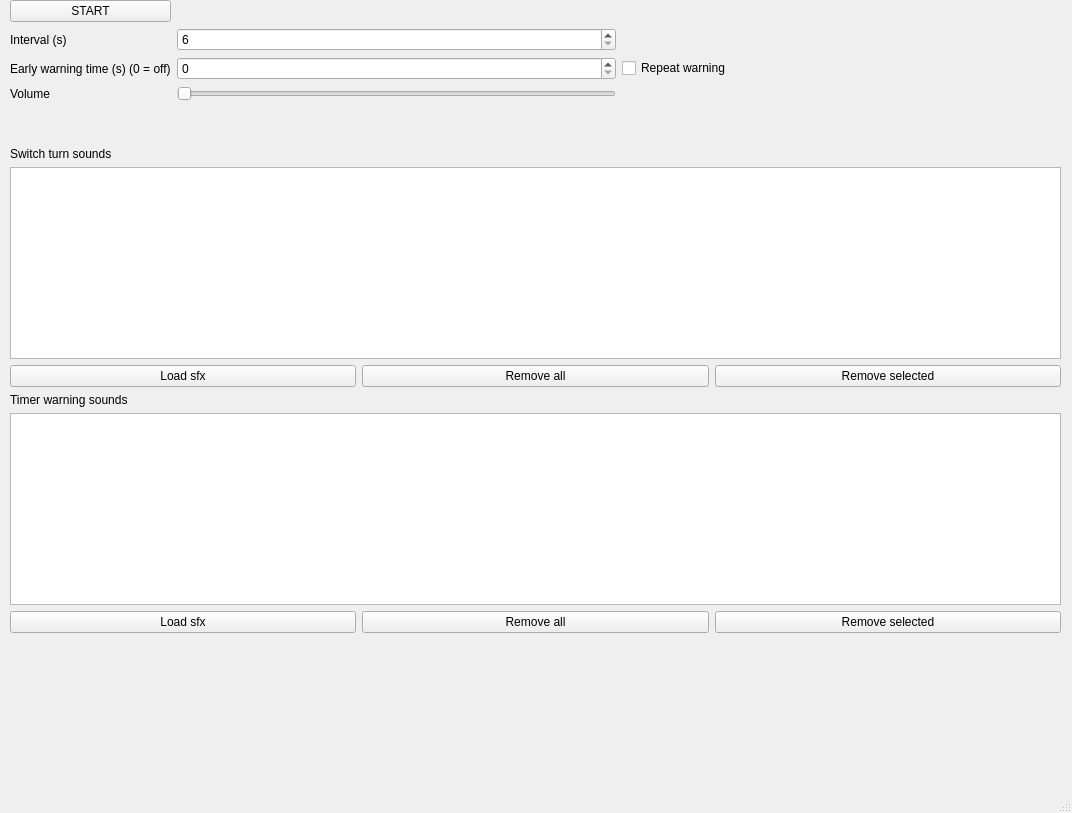
Before: the Qt Designer form mainwindow.ui in SirDifferential/baskdrinker, drawn with Qt 5.
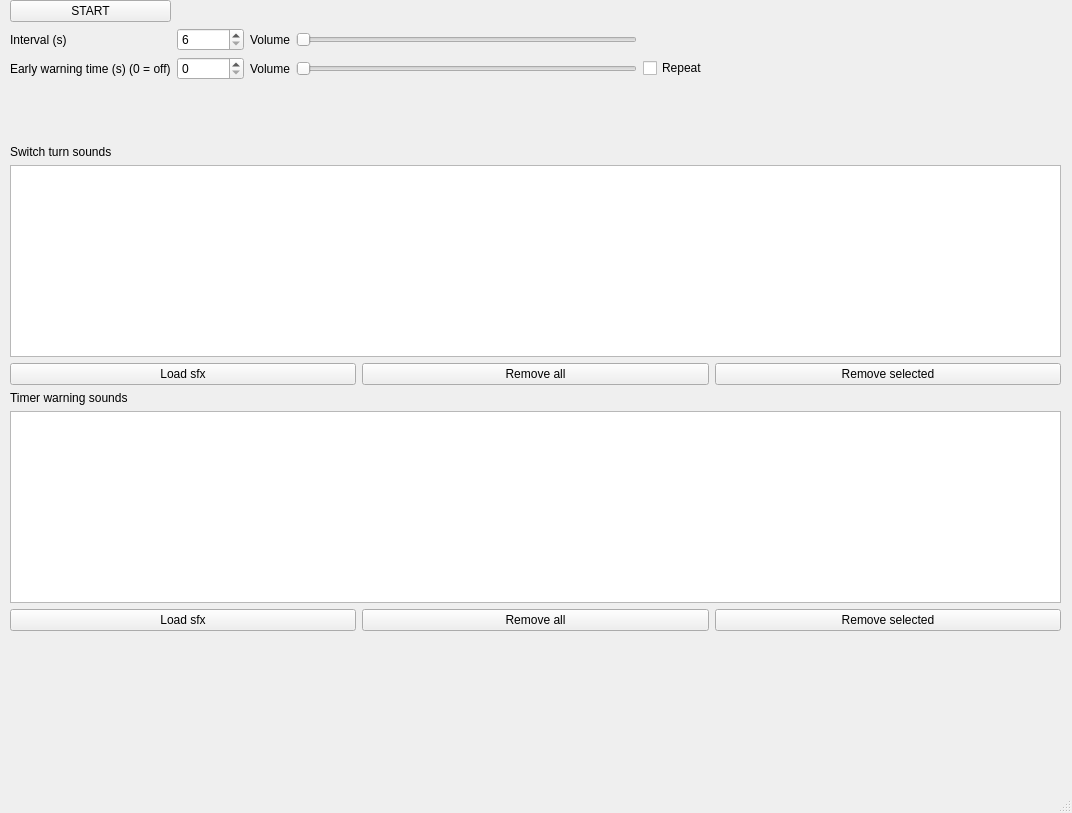
After: the same form once the commit is applied. Icons and pictures are not drawn.

Commit message: further features

Diff of the .ui file:
```diff
--- a/mainwindow.ui
+++ b/mainwindow.ui
@@ -28,13 +28,6 @@
       <layout class="QHBoxLayout" name="horizontalLayout_4">
        <item>
         <layout class="QGridLayout" name="control_layout">
-         <item row="2" column="1">
-          <widget class="QLabel" name="warning_time_l">
-           <property name="text">
-            <string>Early warning time (s) (0 = off)</string>
-           </property>
-          </widget>
-         </item>
          <item row="2" column="3">
           <widget class="QSpinBox" name="warning_time">
            <property name="maximum">
@@ -42,36 +35,6 @@
            </property>
           </widget>
          </item>
-         <item row="1" column="4">
-          <spacer name="horizontalSpacer">
-           <property name="orientation">
-            <enum>Qt::Horizontal</enum>
-           </property>
-           <property name="sizeHint" stdset="0">
-            <size>
-             <width>40</width>
-             <height>20</height>
-            </size>
-           </property>
-          </spacer>
-         </item>
-         <item row="1" column="3">
-          <widget class="QSpinBox" name="interval">
-           <property name="minimum">
-            <number>6</number>
-           </property>
-           <property name="maximum">
-            <number>100000</number>
-           </property>
-          </widget>
-         </item>
-         <item row="0" column="3">
-          <widget class="QLabel" name="timer_l">
-           <property name="text">
-            <string/>
-           </property>
-          </widget>
-         </item>
          <item row="0" column="1">
           <widget class="QPushButton" name="runbutton">
            <property name="text">
@@ -79,6 +42,13 @@
            </property>
           </widget>
          </item>
+         <item row="2" column="8">
+          <widget class="QCheckBox" name="repeat_warning">
+           <property name="text">
+            <string>Repeat</string>
+           </property>
+          </widget>
+         </item>
          <item row="6" column="3">
           <spacer name="verticalSpacer">
            <property name="orientation">
@@ -92,6 +62,47 @@
            </property>
           </spacer>
          </item>
+         <item row="2" column="1">
+          <widget class="QLabel" name="warning_time_l">
+           <property name="text">
+            <string>Early warning time (s) (0 = off)</string>
+           </property>
+          </widget>
+         </item>
+         <item row="1" column="5">
+          <widget class="QLabel" name="switch_volume_l">
+           <property name="text">
+            <string>Volume</string>
+           </property>
+          </widget>
+         </item>
+         <item row="1" column="3">
+          <widget class="QSpinBox" name="interval">
+           <property name="minimum">
+            <number>6</number>
+           </property>
+           <property name="maximum">
+            <number>100000</number>
+           </property>
+          </widget>
+         </item>
+         <item row="2" column="7">
+          <widget class="QSlider" name="warning_volume">
+           <property name="maximum">
+            <number>100</number>
+           </property>
+           <property name="orientation">
+            <enum>Qt::Horizontal</enum>
+           </property>
+          </widget>
+         </item>
+         <item row="2" column="5">
+          <widget class="QLabel" name="warning_volume_l">
+           <property name="text">
+            <string>Volume</string>
+           </property>
+          </widget>
+         </item>
          <item row="1" column="1">
           <widget class="QLabel" name="interval_l">
            <property name="text">
@@ -99,48 +110,54 @@
            </property>
           </widget>
          </item>
-         <item row="3" column="3">
-          <widget class="QSlider" name="volume">
-           <property name="maximum">
-            <number>100</number>
-           </property>
+         <item row="1" column="7">
+          <widget class="QSlider" name="switch_volume">
            <property name="orientation">
             <enum>Qt::Horizontal</enum>
            </property>
           </widget>
          </item>
-         <item row="0" column="4">
-          <widget class="QLabel" name="logo_l">
+         <item row="2" column="9">
+          <spacer name="horizontalSpacer">
+           <property name="orientation">
+            <enum>Qt::Horizontal</enum>
+           </property>
+           <property name="sizeHint" stdset="0">
+            <size>
+             <width>40</width>
+             <height>20</height>
+            </size>
+           </property>
+          </spacer>
+         </item>
+         <item row="0" column="7">
+          <widget class="QLabel" name="timer_l">
            <property name="text">
             <string/>
            </property>
-           <property name="pixmap">
-            <pixmap resource="resources.qrc">:/bask-drinker-128.png</pixmap>
-           </property>
-           <property name="scaledContents">
-            <bool>false</bool>
-           </property>
            <property name="alignment">
-            <set>Qt::AlignRight|Qt::AlignTrailing|Qt::AlignVCenter</set>
-           </property>
-          </widget>
-         </item>
-         <item row="3" column="1">
-          <widget class="QLabel" name="volume_l">
-           <property name="text">
-            <string>Volume</string>
-           </property>
-          </widget>
-         </item>
-         <item row="2" column="4">
-          <widget class="QCheckBox" name="repeat_warning">
-           <property name="text">
-            <string>Repeat warning</string>
+            <set>Qt::AlignCenter</set>
            </property>
           </widget>
          </item>
         </layout>
        </item>
+       <item>
+        <widget class="QLabel" name="logo_l">
+         <property name="text">
+          <string/>
+         </property>
+         <property name="pixmap">
+          <pixmap resource="resources.qrc">:/bask-drinker-128.png</pixmap>
+         </property>
+         <property name="scaledContents">
+          <bool>false</bool>
+         </property>
+         <property name="alignment">
+          <set>Qt::AlignRight|Qt::AlignTrailing|Qt::AlignVCenter</set>
+         </property>
+        </widget>
+       </item>
       </layout>
      </item>
      <item>
```
The commit also changes 2 other files.
